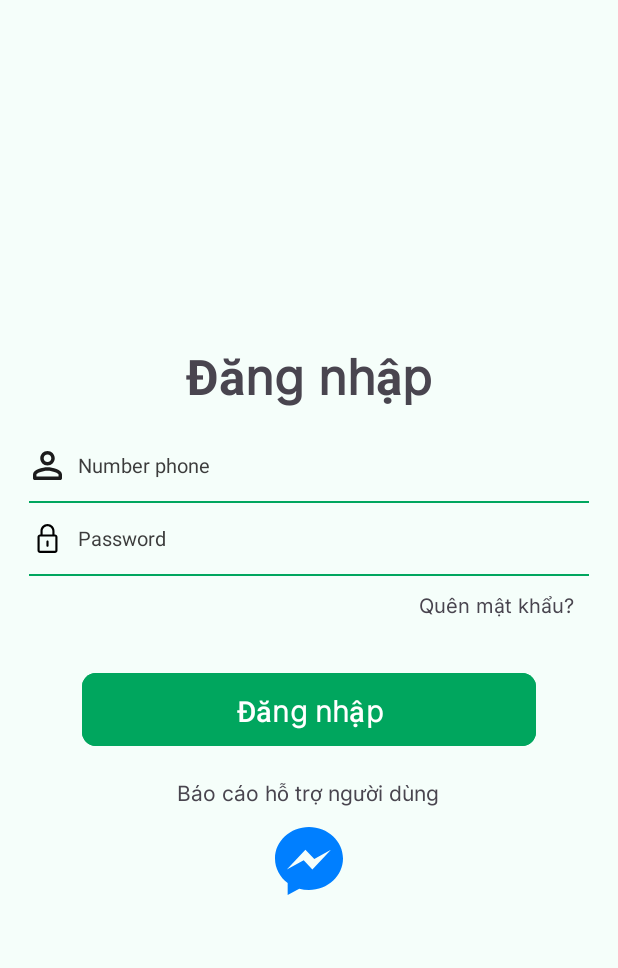
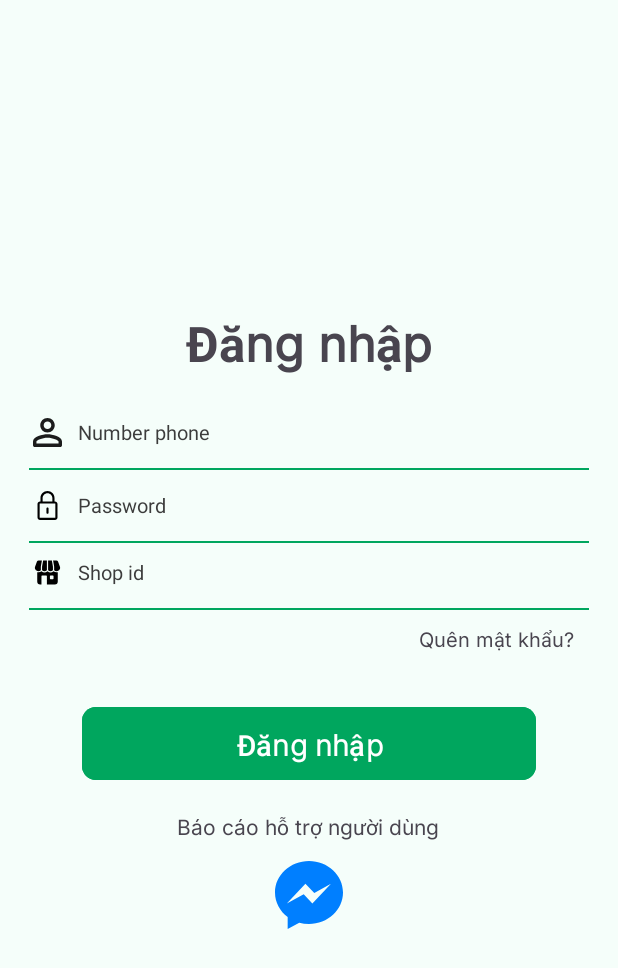
Before and after one commit to VanhMobile/du_an_1, an Android app: the screen it shows after launch (LoginActivity), on a phone screen of 412 x 824 dp. Shown: the top 968 px of the screen. Run offline under Robolectric (Android 15) with nearby library versions, the phone set to English and light mode, and no system bars; our stand-ins replace sdp/ssp sizes.

Commit message:
vanh fix bug

```diff
--- a/app/src/main/java/com/example/du_an_1/controller/fragment/CategoryProductFragment.java
+++ b/app/src/main/java/com/example/du_an_1/controller/fragment/CategoryProductFragment.java
@@ -73,7 +73,7 @@ public class CategoryProductFragment extends Fragment {
         CategoryProductDao.getCategoryProduct(employee.getIdShop(), new CategoryProductDao.GetData() {
             @Override
             public void getData(ArrayList<CategoryProduct> categoryProducts) {
-                if (adapter== null){
+                if (adapter == null){
                     adapter=new ListCategoryProductAdapter(categoryProducts);
                     cateProBinding.rcvCatePro.setAdapter(adapter);
                 }else {
--- /dev/null
+++ b/app/src/main/res/drawable/icon_shop.xml
@@ -0,0 +1,21 @@
+<vector xmlns:android="http://schemas.android.com/apk/res/android"
+    android:width="@dimen/_25sdp"
+    android:height="@dimen/_25sdp"
+    android:viewportWidth="512"
+    android:viewportHeight="512">
+  <path
+      android:fillColor="#FF000000"
+      android:pathData="M416,253.33A85.11,85.11 0,0 1,362.67 234.6,85.3 85.3,0 0,1 256,234.6a85.3,85.3 0,0 1,-106.67 0,85.15 85.15,0 0,1 -74.67,16V416A53.4,53.4 0,0 0,128 469.33h21.33V320A10.67,10.67 0,0 1,160 309.33h74.67A10.67,10.67 0,0 1,245.33 320V469.33H384A53.4,53.4 0,0 0,437.33 416V250.6A85.58,85.58 0,0 1,416 253.33ZM362.67,362.67A10.67,10.67 0,0 1,352 373.33H309.33a10.67,10.67 0,0 1,-10.67 -10.67V320a10.67,10.67 0,0 1,10.67 -10.67H352A10.67,10.67 0,0 1,362.67 320Z"/>
+  <path
+      android:fillColor="#FF000000"
+      android:pathData="M266.67,215.61a63.72,63.72 0,0 0,85.33 0v-58.8a74.63,74.63 0,0 0,-1.13 -12.98L333.01,42.67H266.67Z"/>
+  <path
+      android:fillColor="#FF000000"
+      android:pathData="M160,156.81v58.8a63.72,63.72 0,0 0,85.33 0V42.67H178.99l-17.85,101.16A74.63,74.63 0,0 0,160 156.81Z"/>
+  <path
+      android:fillColor="#FF000000"
+      android:pathData="M475.64,154.34h-0l-33.8,-90.83a32.13,32.13 0,0 0,-29.99 -20.84H354.68l17.2,97.45a96.2,96.2 0,0 1,1.46 16.69v58.8A63.92,63.92 0,0 0,476.76 188.15C480.24,177.66 479.84,165.65 475.64,154.34Z"/>
+  <path
+      android:fillColor="#FF000000"
+      android:pathData="M138.67,156.81a96.2,96.2 0,0 1,1.46 -16.69l17.2,-97.45H100.16A32.13,32.13 0,0 0,70.17 63.51l-33.8,90.83c-4.2,11.31 -4.6,23.32 -1.13,33.81a63.92,63.92 0,0 0,103.43 27.46Z"/>
+</vector>
--- a/app/src/main/res/layout/activity_login.xml
+++ b/app/src/main/res/layout/activity_login.xml
@@ -82,6 +82,37 @@
         android:layout_marginHorizontal="@dimen/_15sdp"
         android:background="@color/line"/>
 
+    <LinearLayout
+        android:gravity="center_vertical"
+        android:layout_width="match_parent"
+        android:layout_height="wrap_content"
+        android:layout_marginHorizontal="@dimen/_15sdp"
+        android:orientation="horizontal">
+        <ImageView
+            android:layout_width="@dimen/_15sdp"
+            android:layout_height="@dimen/_15sdp"
+            android:layout_marginStart="@dimen/_2sdp"
+            android:src="@drawable/icon_shop"/>
+        <EditText
+            android:id="@+id/idShop"
+            android:maxLines="1"
+            android:ellipsize="end"
+            android:backgroundTint="@android:color/transparent"
+            android:layout_width="match_parent"
+            android:hint="Shop id"
+            android:textColorHint="@color/edt_login_color_hint"
+            android:paddingStart="@dimen/_8sdp"
+            android:textSize="@dimen/_10ssp"
+            android:layout_height="wrap_content"/>
+    </LinearLayout>
+
+    <View
+        android:layout_width="match_parent"
+        android:layout_height="@dimen/_1sdp"
+        android:layout_marginTop="@dimen/_3sdp"
+        android:layout_marginHorizontal="@dimen/_15sdp"
+        android:background="@color/line"/>
+
     <TextView
         android:id="@+id/txtRemember"
         android:layout_width="match_parent"
--- a/app/src/main/res/layout/fragment_account.xml
+++ b/app/src/main/res/layout/fragment_account.xml
@@ -61,17 +61,16 @@
                 android:fontFamily="@font/inter_light"
                 android:text="Tên nhân viên"
                 android:textColor="@color/line"
-
                 android:textSize="@dimen/_13ssp" />
 
-            <TextView
+            <EditText
                 android:id="@+id/nameEmploy"
                 android:layout_width="match_parent"
                 android:layout_height="wrap_content"
                 android:layout_marginStart="@dimen/_10sdp"
                 android:layout_marginTop="@dimen/_5sdp"
                 android:layout_marginEnd="@dimen/_10sdp"
-                android:layout_marginBottom="@dimen/_10sdp"
+                android:hint="Tên nhân viên"
                 android:textSize="@dimen/_13ssp"
                 android:backgroundTint="@android:color/transparent"/>
             <View
@@ -101,7 +100,6 @@
                 android:layout_marginTop="@dimen/_5sdp"
                 android:layout_marginEnd="@dimen/_10sdp"
                 android:hint="abc123@gamil.com"
-
                 android:textSize="@dimen/_13ssp"
                 android:backgroundTint="@android:color/transparent"/>
             <View
```
Also changed, not shown: app/src/main/java/com/example/du_an_1/controller/fragment/AccountFragment.java (+29 -0 lines), app/src/main/java/com/example/du_an_1/controller/fragment/Fragment_list_bill.java (+3 -4 lines), app/src/main/java/com/example/du_an_1/controller/view/LoginActivity.java (+9 -3 lines), app/src/main/java/com/example/du_an_1/database/EmployeeDao.java (+25 -0 lines).
